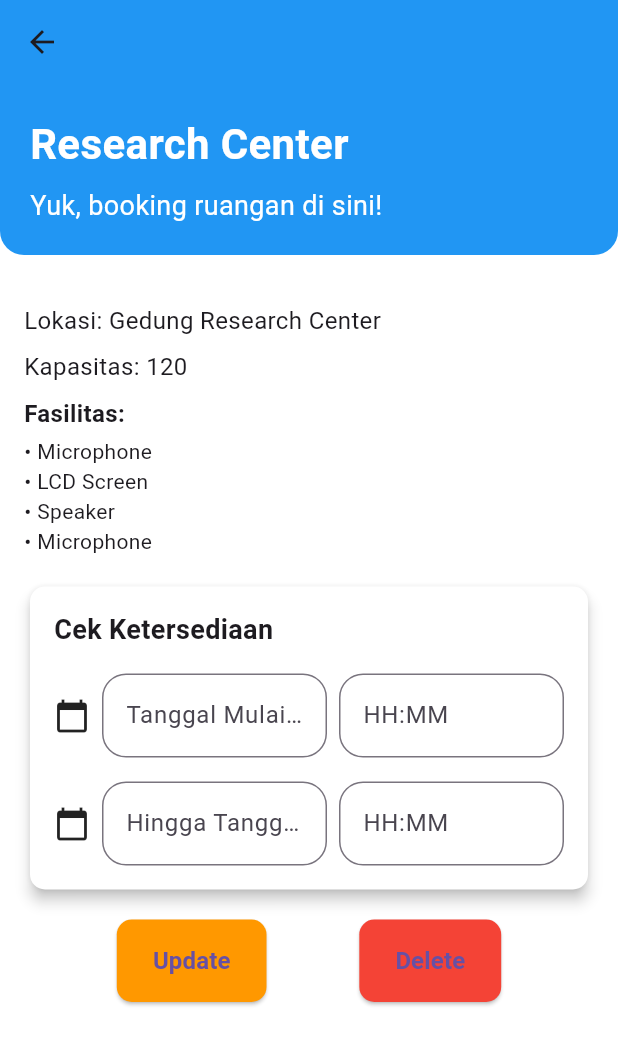
After one commit to HyggeHalcyon/FP-Mobile-Programming, a Flutter app: the ManageRoomDetailsPage screen opened by its route, on a phone screen of 412 x 824 dp. The commit adds this screen. Shown: the top 1045 px of the screen. Run offline on Flutter 3.47's test engine with Material 3 defaults, Android fonts, the phone set to English and light mode, and no system bars.

Commit message:
Added manage_room_details.dart

```diff
--- a/lib/main.dart
+++ b/lib/main.dart
@@ -1,6 +1,7 @@
 import 'package:flutter/material.dart';
 import 'form_create.dart';
-import 'room_details.dart'; // Import the new page
+import 'room_details.dart'; // Import the existing page
+import 'manage_room_details.dart'; // Import the new page
 
 void main() {
   runApp(const MyApp());
@@ -18,8 +19,9 @@ class MyApp extends StatelessWidget {
       ),
       home: const FormCreatePage(),
       routes: {
-        '/roomDetails': (context) =>
-            const RoomDetailsPage(), // Define the route
+        '/roomDetails': (context) => const RoomDetailsPage(), // Existing route
+        '/manageRoomDetails': (context) =>
+            const ManageRoomDetailsPage(), // New route
       },
     );
   }
--- /dev/null
+++ b/lib/manage_room_details.dart
@@ -0,0 +1,208 @@
+import 'package:flutter/material.dart';
+
+class ManageRoomDetailsPage extends StatelessWidget {
+  const ManageRoomDetailsPage({super.key});
+
+  @override
+  Widget build(BuildContext context) {
+    return Scaffold(
+      backgroundColor: Colors.white,
+      appBar: AppBar(
+        backgroundColor: Colors.blue,
+        elevation: 0,
+        leading: IconButton(
+          icon: const Icon(Icons.arrow_back),
+          onPressed: () {
+            Navigator.pop(context);
+          },
+        ),
+      ),
+      body: SingleChildScrollView(
+        child: Column(
+          children: [
+            SizedBox(
+              width: double.infinity,
+              child: Container(
+                padding: const EdgeInsets.all(20.0),
+                decoration: BoxDecoration(
+                  color: Colors.blue,
+                  borderRadius: const BorderRadius.only(
+                    bottomLeft: Radius.circular(16),
+                    bottomRight: Radius.circular(16),
+                  ),
+                ),
+                child: Column(
+                  crossAxisAlignment: CrossAxisAlignment.start,
+                  children: const [
+                    Text(
+                      "Research Center",
+                      style: TextStyle(
+                        color: Colors.white,
+                        fontSize: 28,
+                        fontWeight: FontWeight.bold,
+                      ),
+                    ),
+                    SizedBox(height: 8),
+                    Text(
+                      "Yuk, booking ruangan di sini!",
+                      style: TextStyle(color: Colors.white, fontSize: 18),
+                    ),
+                  ],
+                ),
+              ),
+            ),
+            Padding(
+              padding: const EdgeInsets.all(16.0),
+              child: Column(
+                crossAxisAlignment: CrossAxisAlignment.start,
+                children: [
+                  const SizedBox(height: 16),
+                  const Text(
+                    "Lokasi: Gedung Research Center",
+                    style: TextStyle(fontSize: 16),
+                  ),
+                  const SizedBox(height: 8),
+                  const Text(
+                    "Kapasitas: 120",
+                    style: TextStyle(fontSize: 16),
+                  ),
+                  const SizedBox(height: 8),
+                  const Text(
+                    "Fasilitas:",
+                    style: TextStyle(fontSize: 16, fontWeight: FontWeight.bold),
+                  ),
+                  const SizedBox(height: 4),
+                  const Text("• Microphone"),
+                  const Text("• LCD Screen"),
+                  const Text("• Speaker"),
+                  const Text("• Microphone"),
+                  const SizedBox(height: 16),
+                  Card(
+                    color: Colors.white,
+                    shape: RoundedRectangleBorder(
+                      borderRadius: BorderRadius.circular(10),
+                    ),
+                    elevation: 4,
+                    child: Padding(
+                      padding: const EdgeInsets.all(16.0),
+                      child: Column(
+                        crossAxisAlignment: CrossAxisAlignment.start,
+                        children: [
+                          const Text(
+                            "Cek Ketersediaan",
+                            style: TextStyle(
+                              fontSize: 18,
+                              fontWeight: FontWeight.bold,
+                            ),
+                          ),
+                          const SizedBox(height: 16),
+                          Row(
+                            children: [
+                              const Icon(Icons.calendar_today),
+                              const SizedBox(width: 8),
+                              Expanded(
+                                child: TextField(
+                                  decoration: InputDecoration(
+                                    hintText: "Tanggal Mulai (DD/MM/YYYY)",
+                                    border: OutlineInputBorder(
+                                      borderRadius: BorderRadius.circular(16.0),
+                                    ),
+                                  ),
+                                ),
+                              ),
+                              const SizedBox(width: 8),
+                              Expanded(
+                                child: TextField(
+                                  decoration: InputDecoration(
+                                    hintText: "HH:MM",
+                                    border: OutlineInputBorder(
+                                      borderRadius: BorderRadius.circular(16.0),
+                                    ),
+                                  ),
+                                ),
+                              ),
+                            ],
+                          ),
+                          const SizedBox(height: 16),
+                          Row(
+                            children: [
+                              const Icon(Icons.calendar_today),
+                              const SizedBox(width: 8),
+                              Expanded(
+                                child: TextField(
+                                  decoration: InputDecoration(
+                                    hintText: "Hingga Tanggal (DD/MM/YYYY)",
+                                    border: OutlineInputBorder(
+                                      borderRadius: BorderRadius.circular(16.0),
+                                    ),
+                                  ),
+                                ),
+                              ),
+                              const SizedBox(width: 8),
+                              Expanded(
+                                child: TextField(
+                                  decoration: InputDecoration(
+                                    hintText: "HH:MM",
+                                    border: OutlineInputBorder(
+                                      borderRadius: BorderRadius.circular(16.0),
+                                    ),
+                                  ),
+                                ),
+                              ),
+                            ],
+                          ),
+                        ],
+                      ),
+                    ),
+                  ),
+                  const SizedBox(height: 16),
+                  Row(
+                    mainAxisAlignment: MainAxisAlignment.spaceEvenly,
+                    children: [
+                      ElevatedButton(
+                        onPressed: () {},
+                        style: ElevatedButton.styleFrom(
+                          padding: const EdgeInsets.symmetric(
+                              vertical: 16.0, horizontal: 24.0),
+                          backgroundColor: Colors.orange,
+                          shape: RoundedRectangleBorder(
+                            borderRadius: BorderRadius.circular(10),
+                          ),
+                        ),
+                        child: const Text(
+                          "Update",
+                          style: TextStyle(
+                            fontSize: 16,
+                            fontWeight: FontWeight.bold,
+                          ),
+                        ),
+                      ),
+                      ElevatedButton(
+                        onPressed: () {},
+                        style: ElevatedButton.styleFrom(
+                          padding: const EdgeInsets.symmetric(
+                              vertical: 16.0, horizontal: 24.0),
+                          backgroundColor: Colors.red,
+                          shape: RoundedRectangleBorder(
+                            borderRadius: BorderRadius.circular(10),
+                          ),
+                        ),
+                        child: const Text(
+                          "Delete",
+                          style: TextStyle(
+                            fontSize: 16,
+                            fontWeight: FontWeight.bold,
+                          ),
+                        ),
+                      ),
+                    ],
+                  ),
+                ],
+              ),
+            ),
+          ],
+        ),
+      ),
+    );
+  }
+}
```
